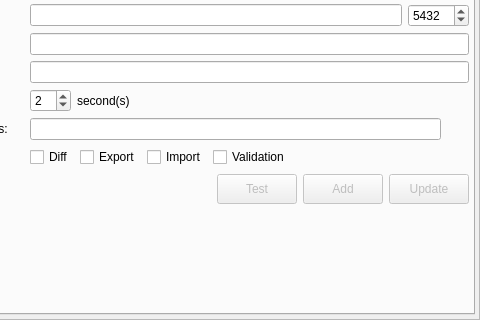
Qt form libpgmodeler_ui/ui/connectionsconfigwidget.ui (pgmodeler/pgmodeler) before a commit; both pictures show x 82 to 562 and y 122 to 442 of the 562 by 442 pixel window.
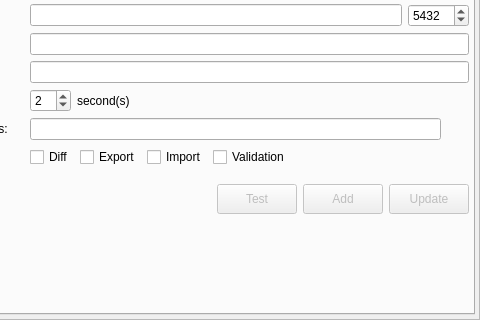
The same form after that commit. Icons and pictures are not drawn.

Diff of the .ui file:
```diff
--- a/libpgmodeler_ui/ui/connectionsconfigwidget.ui
+++ b/libpgmodeler_ui/ui/connectionsconfigwidget.ui
@@ -721,6 +721,22 @@
             </property>
            </spacer>
           </item>
+          <item row="8" column="0">
+           <spacer name="verticalSpacer_3">
+            <property name="orientation">
+             <enum>Qt::Vertical</enum>
+            </property>
+            <property name="sizeType">
+             <enum>QSizePolicy::Fixed</enum>
+            </property>
+            <property name="sizeHint" stdset="0">
+             <size>
+              <width>20</width>
+              <height>10</height>
+             </size>
+            </property>
+           </spacer>
+          </item>
          </layout>
         </widget>
         <widget class="QWidget" name="tab_2">
```
